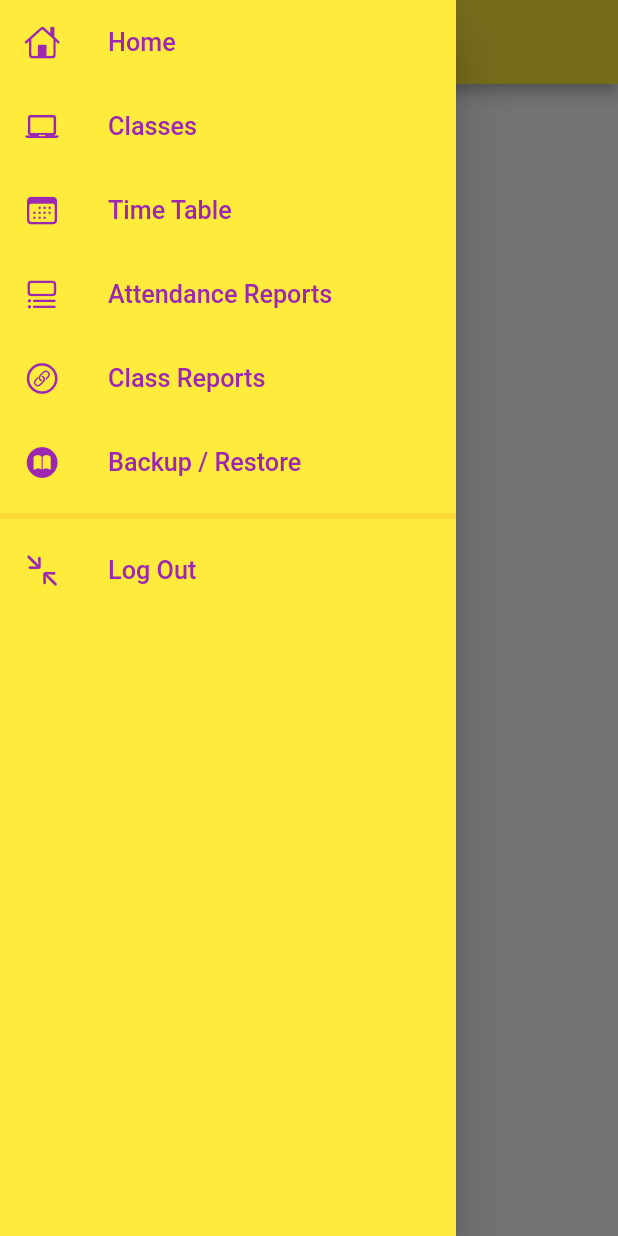
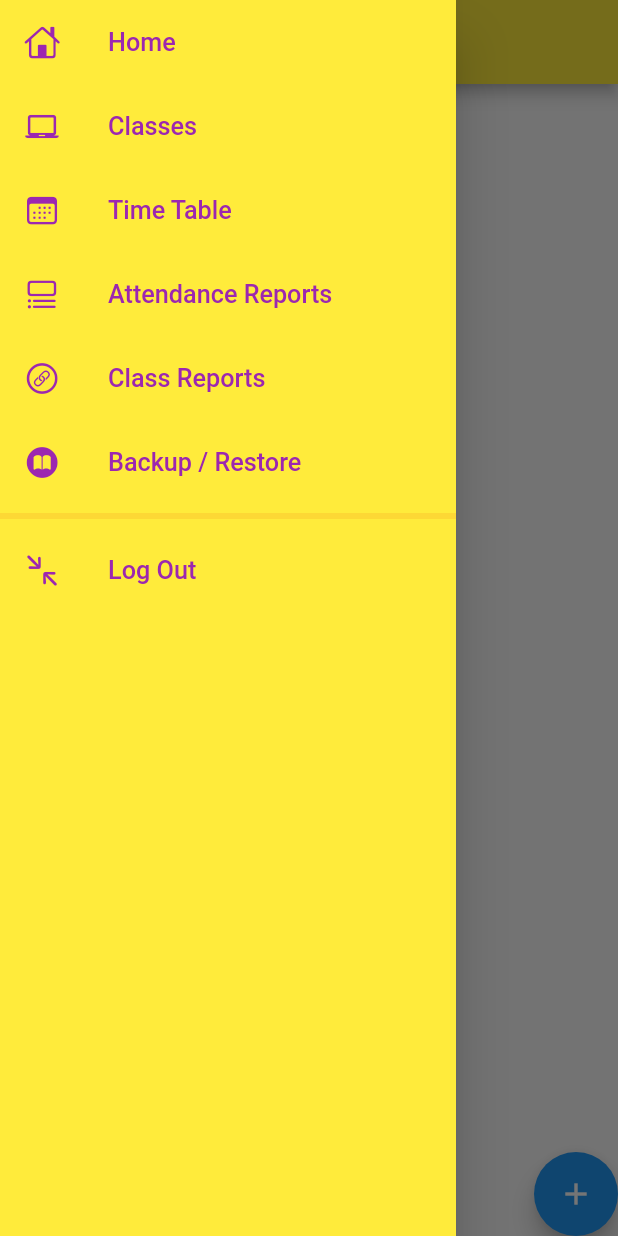
Before and after one commit to Rishic2002/Student-app-master, a Flutter app: the ClassesPage screen opened by its route, with the side drawer open, on a phone screen of 412 x 824 dp. Run offline on Flutter 3.47's test engine with Material 2 defaults, Android fonts, the phone set to English and light mode, and no system bars; our stand-ins replace cloud_firestore, firebase_auth, firebase_core, fl_chart, syncfusion_flutter_calendar, syncfusion_flutter_gauges; accounts and stored records are empty.

Commit message:
Update classes.dart

```diff
--- a/lib/drawer/classes.dart
+++ b/lib/drawer/classes.dart
@@ -17,7 +17,18 @@ class _ClassesState extends State<ClassesPage> {
       appBar: AppBar(
           title: const Text('CLASSES', style: TextStyle(color: Colors.black)),
           backgroundColor: Colors.yellow),
-
+      body: Align(
+        alignment: Alignment.bottomRight,
+        child: FloatingActionButton(
+          child: Icon(Icons.add),
+          onPressed: () {
+            Navigator.push(
+              context,
+              MaterialPageRoute(builder: (context) => const AddClassesPage()),
+            );
+          },
+        ),
+      ),
       drawer: MyDrawer(),
     );
   }
```
